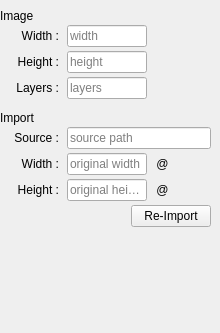
This is src/plugins/image/imgproperties.ui in pniekamp/datum-studio as Qt 5 draws it before an edit. The edited form follows.
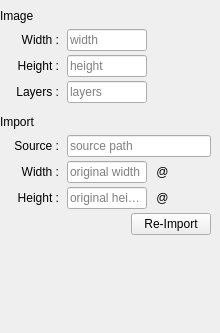
This is the edited form. Icons and pictures are not drawn. Custom widgets are drawn as their Qt base class.

Patch:
```diff
--- a/src/plugins/image/imgproperties.ui
+++ b/src/plugins/image/imgproperties.ui
@@ -100,7 +100,7 @@
            <number>9</number>
           </property>
           <property name="topMargin">
-           <number>2</number>
+           <number>6</number>
           </property>
           <property name="rightMargin">
            <number>9</number>
@@ -108,23 +108,7 @@
           <property name="bottomMargin">
            <number>12</number>
           </property>
-          <item row="1" column="0">
-           <widget class="QLabel" name="WidthLabel">
-            <property name="minimumSize">
-             <size>
-              <width>50</width>
-              <height>0</height>
-             </size>
-            </property>
-            <property name="text">
-             <string>Width :</string>
-            </property>
-            <property name="alignment">
-             <set>Qt::AlignRight|Qt::AlignTrailing|Qt::AlignVCenter</set>
-            </property>
-           </widget>
-          </item>
-          <item row="1" column="1">
+          <item row="0" column="1">
            <widget class="QLineEdit" name="Width">
             <property name="sizePolicy">
              <sizepolicy hsizetype="Preferred" vsizetype="Fixed">
@@ -146,23 +130,7 @@
             </property>
            </widget>
           </item>
-          <item row="2" column="0">
-           <widget class="QLabel" name="HeightLabel">
-            <property name="minimumSize">
-             <size>
-              <width>50</width>
-              <height>0</height>
-             </size>
-            </property>
-            <property name="text">
-             <string>Height :</string>
-            </property>
-            <property name="alignment">
-             <set>Qt::AlignRight|Qt::AlignTrailing|Qt::AlignVCenter</set>
-            </property>
-           </widget>
-          </item>
-          <item row="2" column="1">
+          <item row="1" column="1">
            <widget class="QLineEdit" name="Height">
             <property name="sizePolicy">
              <sizepolicy hsizetype="Preferred" vsizetype="Fixed">
@@ -184,23 +152,7 @@
             </property>
            </widget>
           </item>
-          <item row="3" column="0">
-           <widget class="QLabel" name="LayersLabel">
-            <property name="minimumSize">
-             <size>
-              <width>50</width>
-              <height>0</height>
-             </size>
-            </property>
-            <property name="text">
-             <string>Layers :</string>
-            </property>
-            <property name="alignment">
-             <set>Qt::AlignRight|Qt::AlignTrailing|Qt::AlignVCenter</set>
-            </property>
-           </widget>
-          </item>
-          <item row="3" column="1">
+          <item row="2" column="1">
            <widget class="QLineEdit" name="Layers">
             <property name="sizePolicy">
              <sizepolicy hsizetype="Preferred" vsizetype="Fixed">
@@ -222,6 +174,54 @@
             </property>
            </widget>
           </item>
+          <item row="0" column="0">
+           <widget class="QLabel" name="WidthLabel">
+            <property name="minimumSize">
+             <size>
+              <width>50</width>
+              <height>0</height>
+             </size>
+            </property>
+            <property name="text">
+             <string>Width :</string>
+            </property>
+            <property name="alignment">
+             <set>Qt::AlignRight|Qt::AlignTrailing|Qt::AlignVCenter</set>
+            </property>
+           </widget>
+          </item>
+          <item row="1" column="0">
+           <widget class="QLabel" name="HeightLabel">
+            <property name="minimumSize">
+             <size>
+              <width>50</width>
+              <height>0</height>
+             </size>
+            </property>
+            <property name="text">
+             <string>Height :</string>
+            </property>
+            <property name="alignment">
+             <set>Qt::AlignRight|Qt::AlignTrailing|Qt::AlignVCenter</set>
+            </property>
+           </widget>
+          </item>
+          <item row="2" column="0">
+           <widget class="QLabel" name="LayersLabel">
+            <property name="minimumSize">
+             <size>
+              <width>50</width>
+              <height>0</height>
+             </size>
+            </property>
+            <property name="text">
+             <string>Layers :</string>
+            </property>
+            <property name="alignment">
+             <set>Qt::AlignRight|Qt::AlignTrailing|Qt::AlignVCenter</set>
+            </property>
+           </widget>
+          </item>
          </layout>
         </item>
         <item>
@@ -249,7 +249,7 @@
            <number>9</number>
           </property>
           <property name="topMargin">
-           <number>2</number>
+           <number>6</number>
           </property>
           <property name="rightMargin">
            <number>9</number>
@@ -257,23 +257,7 @@
           <property name="bottomMargin">
            <number>12</number>
           </property>
-          <item row="1" column="0">
-           <widget class="QLabel" name="ImportSrcLabel">
-            <property name="minimumSize">
-             <size>
-              <width>50</width>
-              <height>0</height>
-             </size>
-            </property>
-            <property name="text">
-             <string>Source :</string>
-            </property>
-            <property name="alignment">
-             <set>Qt::AlignRight|Qt::AlignTrailing|Qt::AlignVCenter</set>
-            </property>
-           </widget>
-          </item>
-          <item row="1" column="1">
+          <item row="0" column="1">
            <widget class="QcFileLineEdit" name="ImportSrc">
             <property name="sizePolicy">
              <sizepolicy hsizetype="Expanding" vsizetype="Fixed">
@@ -286,72 +270,7 @@
             </property>
            </widget>
           </item>
-          <item row="2" column="0">
-           <widget class="QLabel" name="ImportWidthLabel">
-            <property name="minimumSize">
-             <size>
-              <width>50</width>
-              <height>0</height>
-             </size>
-            </property>
-            <property name="text">
-             <string>Width :</string>
-            </property>
-            <property name="alignment">
-             <set>Qt::AlignRight|Qt::AlignTrailing|Qt::AlignVCenter</set>
-            </property>
-           </widget>
-          </item>
-          <item row="4" column="1">
-           <layout class="QHBoxLayout" name="horizontalLayout">
-            <item>
-             <spacer name="horizontalSpacer">
-              <property name="orientation">
-               <enum>Qt::Horizontal</enum>
-              </property>
-              <property name="sizeType">
-               <enum>QSizePolicy::Expanding</enum>
-              </property>
-              <property name="sizeHint" stdset="0">
-               <size>
-                <width>0</width>
-                <height>0</height>
-               </size>
-              </property>
-             </spacer>
-            </item>
-            <item>
-             <widget class="QPushButton" name="Reimport">
-              <property name="minimumSize">
-               <size>
-                <width>80</width>
-                <height>0</height>
-               </size>
-              </property>
-              <property name="text">
-               <string>Re-Import</string>
-              </property>
-             </widget>
-            </item>
-           </layout>
-          </item>
-          <item row="3" column="0">
-           <widget class="QLabel" name="ImportHeightLabel">
-            <property name="minimumSize">
-             <size>
-              <width>50</width>
-              <height>0</height>
-             </size>
-            </property>
-            <property name="text">
-             <string>Height :</string>
-            </property>
-            <property name="alignment">
-             <set>Qt::AlignRight|Qt::AlignTrailing|Qt::AlignVCenter</set>
-            </property>
-           </widget>
-          </item>
-          <item row="2" column="1">
+          <item row="1" column="1">
            <layout class="QHBoxLayout" name="horizontalLayout_2">
             <property name="spacing">
              <number>2</number>
@@ -404,7 +323,7 @@
             </item>
            </layout>
           </item>
-          <item row="3" column="1">
+          <item row="2" column="1">
            <layout class="QHBoxLayout" name="horizontalLayout_3">
             <property name="spacing">
              <number>2</number>
@@ -457,6 +376,87 @@
             </item>
            </layout>
           </item>
+          <item row="3" column="1">
+           <layout class="QHBoxLayout" name="horizontalLayout">
+            <item>
+             <spacer name="horizontalSpacer">
+              <property name="orientation">
+               <enum>Qt::Horizontal</enum>
+              </property>
+              <property name="sizeType">
+               <enum>QSizePolicy::Expanding</enum>
+              </property>
+              <property name="sizeHint" stdset="0">
+               <size>
+                <width>0</width>
+                <height>0</height>
+               </size>
+              </property>
+             </spacer>
+            </item>
+            <item>
+             <widget class="QPushButton" name="Reimport">
+              <property name="minimumSize">
+               <size>
+                <width>80</width>
+                <height>0</height>
+               </size>
+              </property>
+              <property name="text">
+               <string>Re-Import</string>
+              </property>
+             </widget>
+            </item>
+           </layout>
+          </item>
+          <item row="0" column="0">
+           <widget class="QLabel" name="ImportSrcLabel">
+            <property name="minimumSize">
+             <size>
+              <width>50</width>
+              <height>0</height>
+             </size>
+            </property>
+            <property name="text">
+             <string>Source :</string>
+            </property>
+            <property name="alignment">
+             <set>Qt::AlignRight|Qt::AlignTrailing|Qt::AlignVCenter</set>
+            </property>
+           </widget>
+          </item>
+          <item row="1" column="0">
+           <widget class="QLabel" name="ImportWidthLabel">
+            <property name="minimumSize">
+             <size>
+              <width>50</width>
+              <height>0</height>
+             </size>
+            </property>
+            <property name="text">
+             <string>Width :</string>
+            </property>
+            <property name="alignment">
+             <set>Qt::AlignRight|Qt::AlignTrailing|Qt::AlignVCenter</set>
+            </property>
+           </widget>
+          </item>
+          <item row="2" column="0">
+           <widget class="QLabel" name="ImportHeightLabel">
+            <property name="minimumSize">
+             <size>
+              <width>50</width>
+              <height>0</height>
+             </size>
+            </property>
+            <property name="text">
+             <string>Height :</string>
+            </property>
+            <property name="alignment">
+             <set>Qt::AlignRight|Qt::AlignTrailing|Qt::AlignVCenter</set>
+            </property>
+           </widget>
+          </item>
          </layout>
         </item>
         <item>
```
